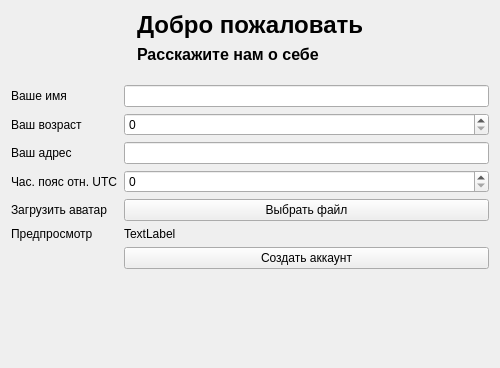
Above: resources/forms/register.ui from lubaskinc0de/student_journal before the change. Below: the same form after it.
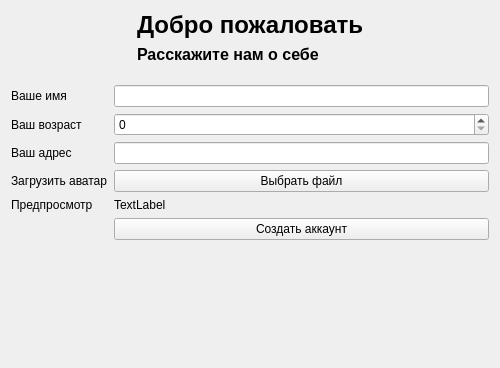
That is the form after the change.

Patch:
```diff
--- a/resources/forms/register.ui
+++ b/resources/forms/register.ui
@@ -52,44 +52,34 @@
         <widget class="QLineEdit" name="address_input"/>
        </item>
        <item row="4" column="0">
-        <widget class="QLabel" name="label_4">
-         <property name="text">
-          <string>Час. пояс отн. UTC</string>
-         </property>
-        </widget>
-       </item>
-       <item row="4" column="1">
-        <widget class="QSpinBox" name="timezone_input"/>
-       </item>
-       <item row="5" column="0">
         <widget class="QLabel" name="label_avatar">
          <property name="text">
           <string>Загрузить аватар</string>
          </property>
         </widget>
        </item>
-       <item row="5" column="1">
+       <item row="4" column="1">
         <widget class="QPushButton" name="avatar_upload_btn">
          <property name="text">
           <string>Выбрать файл</string>
          </property>
         </widget>
        </item>
-       <item row="6" column="1">
-        <widget class="QLabel" name="avatar_preview">
-         <property name="text">
-          <string>TextLabel</string>
-         </property>
-        </widget>
-       </item>
-       <item row="6" column="0">
+       <item row="5" column="0">
         <widget class="QLabel" name="label_5">
          <property name="text">
           <string>Предпросмотр</string>
          </property>
         </widget>
        </item>
-       <item row="7" column="1">
+       <item row="5" column="1">
+        <widget class="QLabel" name="avatar_preview">
+         <property name="text">
+          <string>TextLabel</string>
+         </property>
+        </widget>
+       </item>
+       <item row="6" column="1">
         <widget class="QPushButton" name="submit_btn">
          <property name="sizePolicy">
           <sizepolicy hsizetype="Minimum" vsizetype="Fixed">
```
